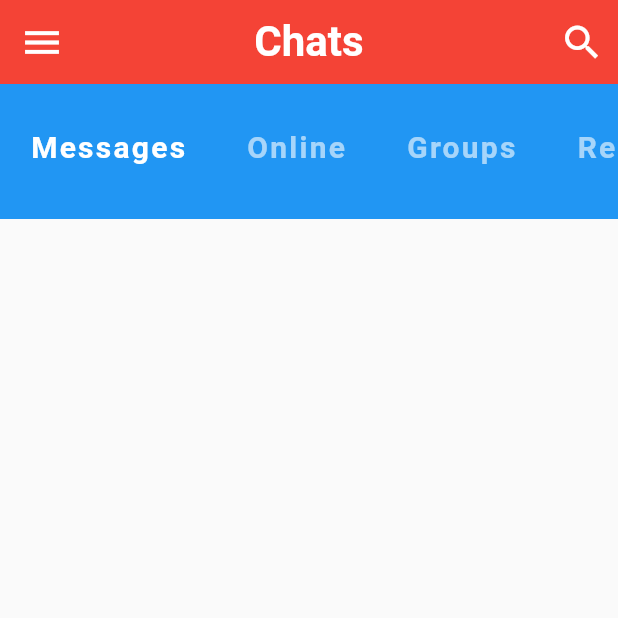
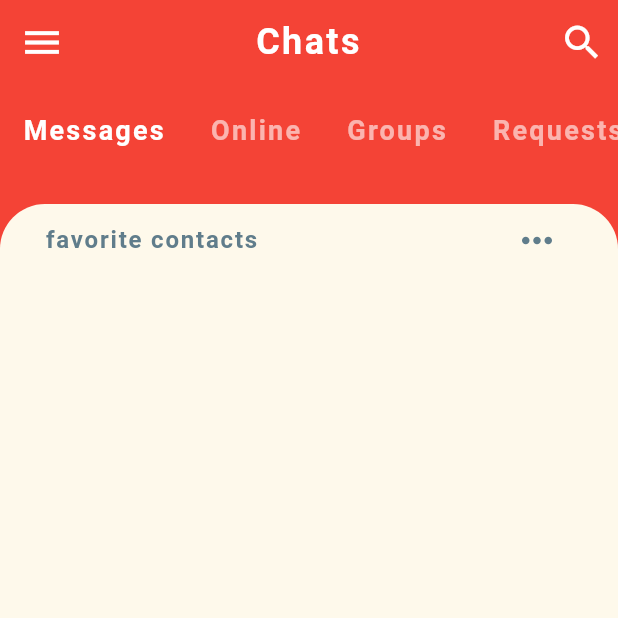
Before and after one commit to hamidbeghdaoui/chat, a Flutter app: the screen it shows after launch, on a phone screen of 412 x 824 dp, the top half of it. Run offline on Flutter 3.47's test engine with Material 2 defaults, Android fonts, the phone set to English and light mode, and no system bars.

Commit message:
add file favorite_contact.dart

```diff
--- a/lib/Screens/Widgets/category_selector.dart
+++ b/lib/Screens/Widgets/category_selector.dart
@@ -10,23 +10,30 @@ class _CategorySelectorState extends State<CategorySelector> {
   @override
   Widget build(BuildContext context) {
     return Container(
-      height: 90,
-      color: Colors.blue,
+      height: 80,
+      color: Theme.of(context).primaryColor,
       child:ListView.builder(
         scrollDirection: Axis.horizontal,
         itemCount: category.length,
         itemBuilder: (BuildContext context , int index){
-         return Padding(
-              padding: EdgeInsets.symmetric(horizontal: 20 , vertical: 30),
+         return GestureDetector(
+           onTap: (){
+             setState(() {
+               selectedIndex = index;
+             });
+           },
+           child: Padding(
+              padding: EdgeInsets.symmetric(horizontal: 15 , vertical: 20),
               child: Text(
                 category[index],
                 style: TextStyle(
                   color: index == selectedIndex ?Colors.white : Colors.white60,
                   fontWeight: FontWeight.bold,
-                  fontSize: 20,
+                  fontSize: 18,
                   letterSpacing: 1.5
                 ),
                 ),
+         ),
          );
         },
       )
--- /dev/null
+++ b/lib/Screens/Widgets/favorite_contact.dart
@@ -0,0 +1,40 @@
+import 'package:flutter/material.dart';
+class FavoriteContact extends StatefulWidget {
+  @override
+  _FavoriteContactState createState() => _FavoriteContactState();
+}
+
+class _FavoriteContactState extends State<FavoriteContact> {
+  @override
+  Widget build(BuildContext context) {
+    return Column(
+      children: <Widget>[
+        Padding(
+          padding: EdgeInsets.symmetric(horizontal: 30),
+          child: Row(
+            mainAxisAlignment: MainAxisAlignment.spaceBetween,
+            children: <Widget>[
+              Text(
+                "favorite contacts",
+                style: TextStyle(
+                  color: Colors.blueGrey,
+                  fontSize: 16,
+                  fontWeight: FontWeight.bold,
+                  letterSpacing: 1.2
+                ),
+              ),
+              IconButton(
+                onPressed: (){},
+                icon: Icon(Icons.more_horiz),
+                iconSize: 30,
+                color: Colors.blueGrey,
+              ),
+
+
+            ],
+          ),
+        )
+      ],
+    );
+  }
+}
--- a/lib/Screens/home_screen.dart
+++ b/lib/Screens/home_screen.dart
@@ -1,4 +1,5 @@
 import 'package:flutter/material.dart';
+import 'package:flutter_app/Screens/Widgets/favorite_contact.dart';
 import 'Widgets/category_selector.dart';
  class HomeScreen extends StatefulWidget {
    @override
@@ -9,6 +10,7 @@ import 'Widgets/category_selector.dart';
    @override
    Widget build(BuildContext context) {
      return Scaffold(
+         backgroundColor: Theme.of(context).primaryColor,
          appBar: AppBar(
            leading: IconButton(
              icon: Icon(Icons.menu),
@@ -22,8 +24,9 @@ import 'Widgets/category_selector.dart';
              "Chats",
              textAlign: TextAlign.center,
              style: TextStyle(
-               fontSize: 28,
+               fontSize: 24,
                fontWeight: FontWeight.bold,
+               letterSpacing: 1.6
              ),
 
 
@@ -41,6 +44,18 @@ import 'Widgets/category_selector.dart';
          body: Column(
            children: <Widget>[
              CategorySelector(),
+             Expanded(
+              child: Container(
+                decoration: BoxDecoration(
+                  color: Theme.of(context).accentColor,
+                  borderRadius: BorderRadius.only(
+                   topLeft: Radius.circular(30),
+                    topRight: Radius.circular(30)
+                  ),
+                ),
+                child: FavoriteContact(),
+              ),
+             )
            ],
          ),
      );
```
